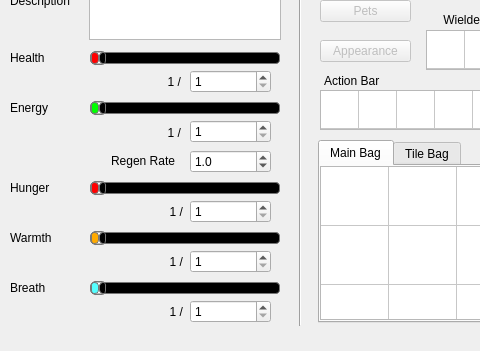
First picture: the form in starcheat/templates/MainWindow.ui, repository wizzomafizzo/starcheat, before the edit; both pictures show x 0 to 480 and y 139 to 490 of the 715 by 490 pixel window.
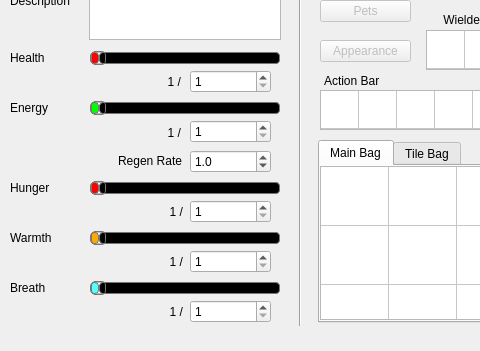
Second picture: the form after the edit.

The edit to the form file:
```diff
--- a/starcheat/templates/MainWindow.ui
+++ b/starcheat/templates/MainWindow.ui
@@ -428,6 +428,9 @@
     <property name="text">
      <string>Regen Rate</string>
     </property>
+    <property name="alignment">
+     <set>Qt::AlignRight|Qt::AlignTrailing|Qt::AlignVCenter</set>
+    </property>
    </widget>
    <widget class="QLabel" name="backpack_label">
     <property name="geometry">
```
